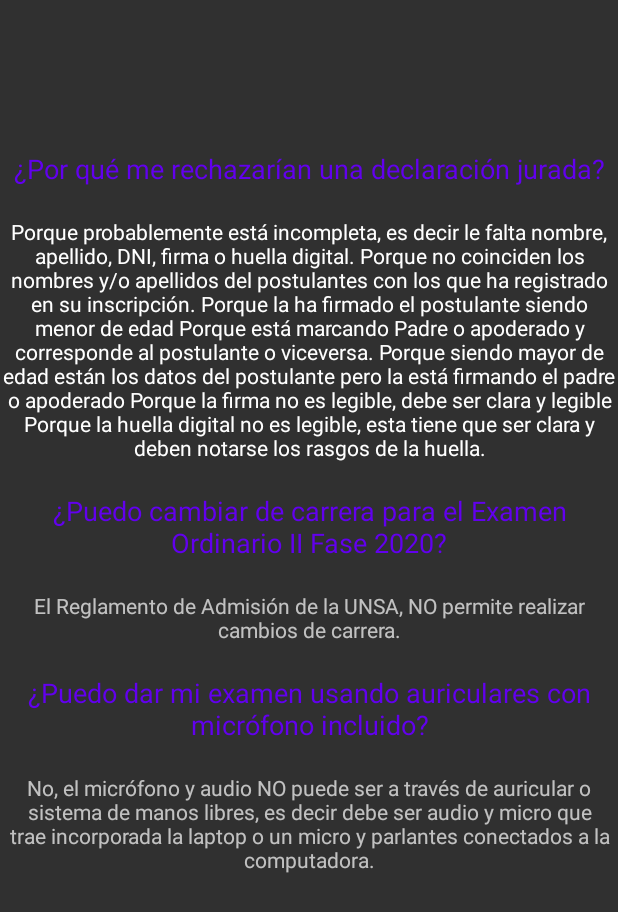
After one commit to SotilArodi/-TrabajoInterInfoBasicaUnsa, an Android app: the Preguntas screen opened directly, with no data from a screen before it, on a phone screen of 412 x 824 dp. The commit adds this screen. Shown: the top 912 px of the screen. Run offline under Robolectric (Android 15) with nearby library versions, the phone set to English and light mode, and no system bars.

Commit message:
Implementacion final

```diff
--- a/app/src/main/AndroidManifest.xml
+++ b/app/src/main/AndroidManifest.xml
@@ -11,7 +11,8 @@
         android:label="@string/app_name"
         android:supportsRtl="true"
         android:theme="@style/Theme.AppCompat.NoActionBar">
-        <activity android:name=".Menu_Activity"></activity>
+        <activity android:name=".Preguntas"></activity>
+        <activity android:name=".Menu_Activity" />
         <activity android:name=".Inicio" />
         <activity android:name=".NoStudentActivity" />
         <activity
@@ -19,6 +20,7 @@
             android:theme="@style/SplashScreen">
             <intent-filter>
                 <action android:name="android.intent.action.MAIN" />
+
                 <category android:name="android.intent.category.LAUNCHER" />
             </intent-filter>
         </activity>
--- a/app/src/main/java/com/Rivas/chatbot/Menu_Activity.java
+++ b/app/src/main/java/com/Rivas/chatbot/Menu_Activity.java
@@ -15,6 +15,11 @@ public class Menu_Activity extends AppCompatActivity {
         super.onCreate(savedInstanceState);
         setContentView(R.layout.activity_menu);
         Button btnChatbot = findViewById(R.id.button6);
+        Button btnPreguntas = findViewById(R.id.button12);
+        btnPreguntas.setOnClickListener((View v) -> {
+            Intent i2 = new Intent(this, Preguntas.class);
+            startActivity(i2);
+        });
         btnChatbot.setOnClickListener((View v) -> {
             Uri link = Uri.parse(url);
             Intent i = new Intent(Intent.ACTION_VIEW,link);
--- /dev/null
+++ b/app/src/main/java/com/Rivas/chatbot/Preguntas.java
@@ -0,0 +1,14 @@
+package com.Rivas.chatbot;
+
+import androidx.appcompat.app.AppCompatActivity;
+
+import android.os.Bundle;
+
+public class Preguntas extends AppCompatActivity {
+
+    @Override
+    protected void onCreate(Bundle savedInstanceState) {
+        super.onCreate(savedInstanceState);
+        setContentView(R.layout.activity_preguntas);
+    }
+}
--- a/app/src/main/res/layout/activity_menu.xml
+++ b/app/src/main/res/layout/activity_menu.xml
@@ -32,7 +32,7 @@
         android:layout_marginRight="100dp"
         android:layout_marginBottom="150dp"
         android:background="@drawable/soon"
-        android:text="Button"
+        android:text="@string/Preguntas"
         app:layout_constraintBottom_toBottomOf="parent"
         app:layout_constraintEnd_toEndOf="parent"
         app:layout_constraintStart_toStartOf="parent" />
--- /dev/null
+++ b/app/src/main/res/layout/activity_preguntas.xml
@@ -0,0 +1,82 @@
+<?xml version="1.0" encoding="utf-8"?>
+<androidx.constraintlayout.widget.ConstraintLayout xmlns:android="http://schemas.android.com/apk/res/android"
+    xmlns:app="http://schemas.android.com/apk/res-auto"
+    xmlns:tools="http://schemas.android.com/tools"
+    android:layout_width="match_parent"
+    android:layout_height="match_parent"
+    tools:context=".Preguntas">
+
+    <TextView
+        android:id="@+id/textView2"
+        android:layout_width="match_parent"
+        android:layout_height="wrap_content"
+        android:layout_marginTop="100dp"
+        android:text="@string/declaracionJurada"
+        android:gravity="center"
+        android:textSize="18dp"
+        android:textColor="@color/purple_500"
+        app:layout_constraintEnd_toEndOf="parent"
+        app:layout_constraintStart_toStartOf="parent"
+        app:layout_constraintTop_toTopOf="parent" />
+
+    <TextView
+        android:id="@+id/textView3"
+        android:layout_width="match_parent"
+        android:layout_height="wrap_content"
+        android:layout_marginTop="20dp"
+        android:gravity="center"
+        android:text="@string/respDeclaracion"
+        android:textColor="@color/white"
+        app:layout_constraintEnd_toEndOf="parent"
+        app:layout_constraintStart_toStartOf="parent"
+        app:layout_constraintTop_toBottomOf="@+id/textView2" />
+
+    <TextView
+        android:id="@+id/textView5"
+        android:layout_width="match_parent"
+        android:layout_height="wrap_content"
+        android:layout_marginTop="20dp"
+        android:textColor="@color/purple_500"
+        android:gravity="center"
+        android:text="@string/cambioCarrera"
+        android:textSize="18dp"
+        app:layout_constraintEnd_toEndOf="parent"
+        app:layout_constraintStart_toStartOf="parent"
+        app:layout_constraintTop_toBottomOf="@+id/textView3" />
+
+    <TextView
+        android:id="@+id/textView6"
+        android:layout_width="match_parent"
+        android:layout_height="wrap_content"
+        android:layout_marginTop="20dp"
+        android:text="@string/respCarrera"
+        android:gravity="center"
+        app:layout_constraintEnd_toEndOf="parent"
+        app:layout_constraintStart_toStartOf="parent"
+        app:layout_constraintTop_toBottomOf="@+id/textView5" />
+
+    <TextView
+        android:id="@+id/textView7"
+        android:layout_width="match_parent"
+        android:layout_height="wrap_content"
+        android:layout_marginTop="20dp"
+        android:textColor="@color/purple_500"
+        android:textSize="18dp"
+        android:gravity="center"
+        android:text="@string/examenMicrofono"
+        app:layout_constraintEnd_toEndOf="parent"
+        app:layout_constraintStart_toStartOf="parent"
+        app:layout_constraintTop_toBottomOf="@+id/textView6" />
+
+    <TextView
+        android:id="@+id/textView8"
+        android:layout_width="match_parent"
+        android:layout_height="wrap_content"
+        android:gravity="center"
+        android:layout_marginTop="20dp"
+        android:text="@string/respMicrofono"
+        app:layout_constraintEnd_toEndOf="parent"
+        app:layout_constraintStart_toStartOf="parent"
+        app:layout_constraintTop_toBottomOf="@+id/textView7" />
+
+</androidx.constraintlayout.widget.ConstraintLayout>
--- a/app/src/main/res/values/strings.xml
+++ b/app/src/main/res/values/strings.xml
@@ -7,7 +7,7 @@
     <string name="password">Password</string>
     <string name="Logo1">UNSA</string>
     <string name="BtnLogin">Login</string>
-    <string name="BtnNoUser">I am not student</string>
+    <string name="BtnNoUser">Registrarme</string>
     <string name="Logo2">Science</string>
     <string name="soon">Activity Coming Soon</string>
     <string name="soon2">Coming Soon</string>
@@ -16,4 +16,17 @@
     <string name="SignUp">Cree una cuenta con su CUI y Password</string>
     <string name="Registrar">Registrarse</string>
     <string name="chatbot">ChatBot</string>
+    <string name="Preguntas">Preguntas Frecuentes</string>
+    <string name="declaracionJurada">¿Por qué me rechazarían una declaración jurada?</string>
+    <string name="respDeclaracion">Porque probablemente está incompleta, es decir le falta nombre, apellido, DNI, firma o huella digital.
+Porque no coinciden los nombres y/o apellidos del postulantes con los que ha registrado en su inscripción.
+Porque la ha firmado el postulante siendo menor de edad
+Porque está marcando Padre o apoderado y corresponde al postulante o viceversa.
+Porque siendo mayor de edad están los datos del postulante pero la está firmando el padre o apoderado
+Porque la firma no es legible, debe ser clara y legible
+Porque la huella digital no es legible, esta tiene que ser clara y deben notarse los rasgos de la huella.</string>
+    <string name="cambioCarrera">¿Puedo cambiar de carrera para el Examen Ordinario II Fase 2020?</string>
+    <string name="respCarrera">El Reglamento de Admisión de la UNSA, NO permite realizar cambios de carrera.</string>
+    <string name="examenMicrofono">¿Puedo dar mi examen usando auriculares con micrófono incluido?</string>
+    <string name="respMicrofono">No, el micrófono y audio NO puede ser a través de auricular o sistema de manos libres, es decir debe ser audio y micro que trae incorporada la laptop o un micro y parlantes conectados a la computadora.</string>
 </resources>
```
